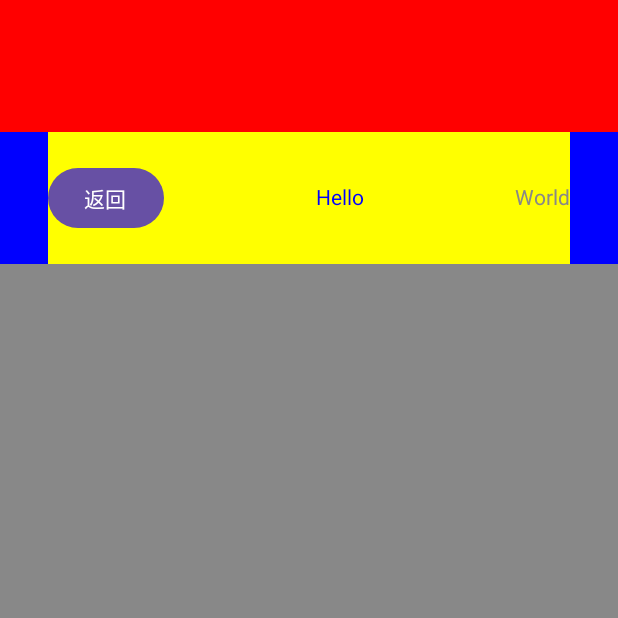
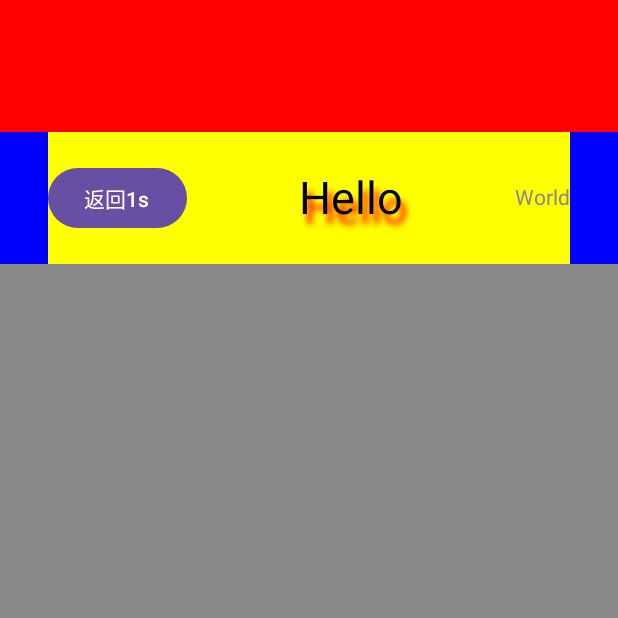
Before and after one commit to durban89/kun, an Android app built with Jetpack Compose: the screen it shows after launch (MainActivity), on a phone screen of 412 x 824 dp, the top half of it. Run offline under Robolectric (Android 15) with nearby library versions, the phone set to English and light mode, and no system bars; Roboto replaces fonts that are not available here.

Commit message:
update ui

```diff
--- a/app/src/main/java/com/gowhich/kun/MainActivity.kt
+++ b/app/src/main/java/com/gowhich/kun/MainActivity.kt
@@ -1,5 +1,6 @@
 package com.gowhich.kun
 
+import android.graphics.Paint.Style
 import android.os.Bundle
 import androidx.activity.ComponentActivity
 import androidx.activity.compose.setContent
@@ -10,7 +11,10 @@ import androidx.compose.material3.*
 import androidx.compose.runtime.Composable
 import androidx.compose.ui.Alignment
 import androidx.compose.ui.Modifier
+import androidx.compose.ui.geometry.Offset
 import androidx.compose.ui.graphics.Color
+import androidx.compose.ui.graphics.Shadow
+import androidx.compose.ui.text.TextStyle
 import androidx.compose.ui.tooling.preview.Preview
 import androidx.compose.ui.unit.dp
 import androidx.compose.ui.unit.sp
@@ -34,6 +38,7 @@ class MainActivity: ComponentActivity() {
 @Preview
 @Composable
 fun MainContainer() {
+    val fontOffset = Offset(5f, 10f)
     Column(
         Modifier
             .fillMaxWidth()
@@ -63,10 +68,20 @@ fun MainContainer() {
 
             ) {
                 Button(onClick = { /*TODO*/ }) {
-                    Text("返回")
+                    Text("返回1s")
                 }
 
-                Text("Hello", color = Color.Blue)
+                Text(
+                    text = "Hello",
+                    style = TextStyle(
+                        fontSize = 30.sp,
+                        shadow = Shadow(
+                            color = Color.Red,
+                            offset = fontOffset,
+                            blurRadius = 5f
+                        )
+                    )
+                )
                 Text("World", color = Color.Gray)
             }
         }
```
